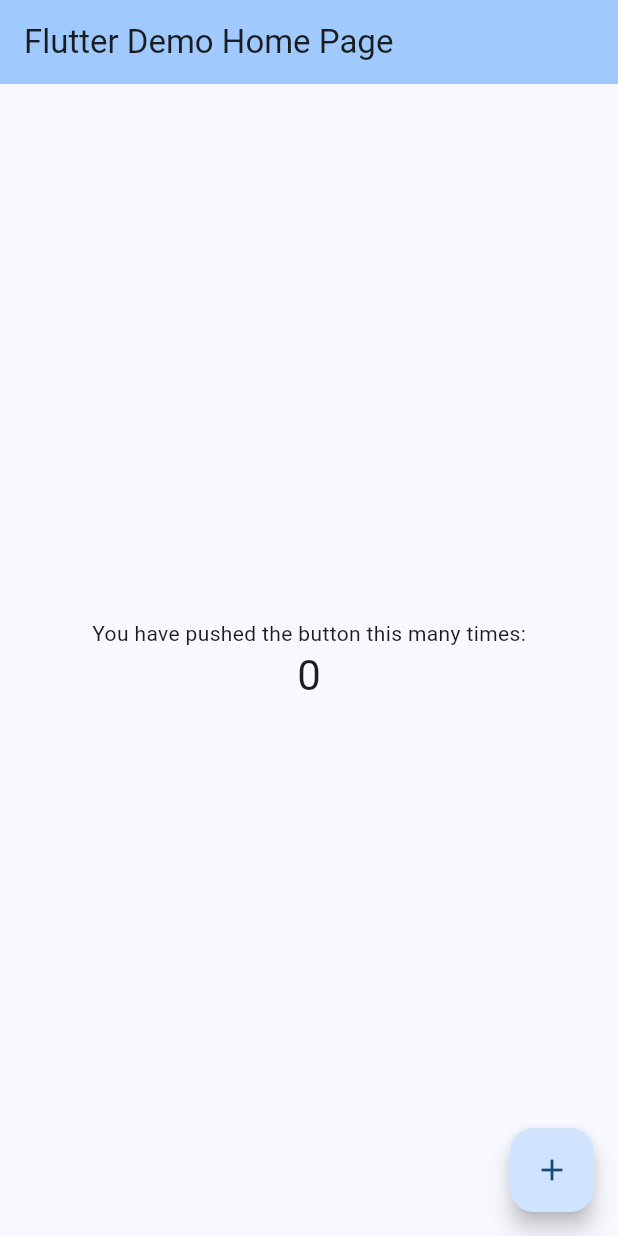
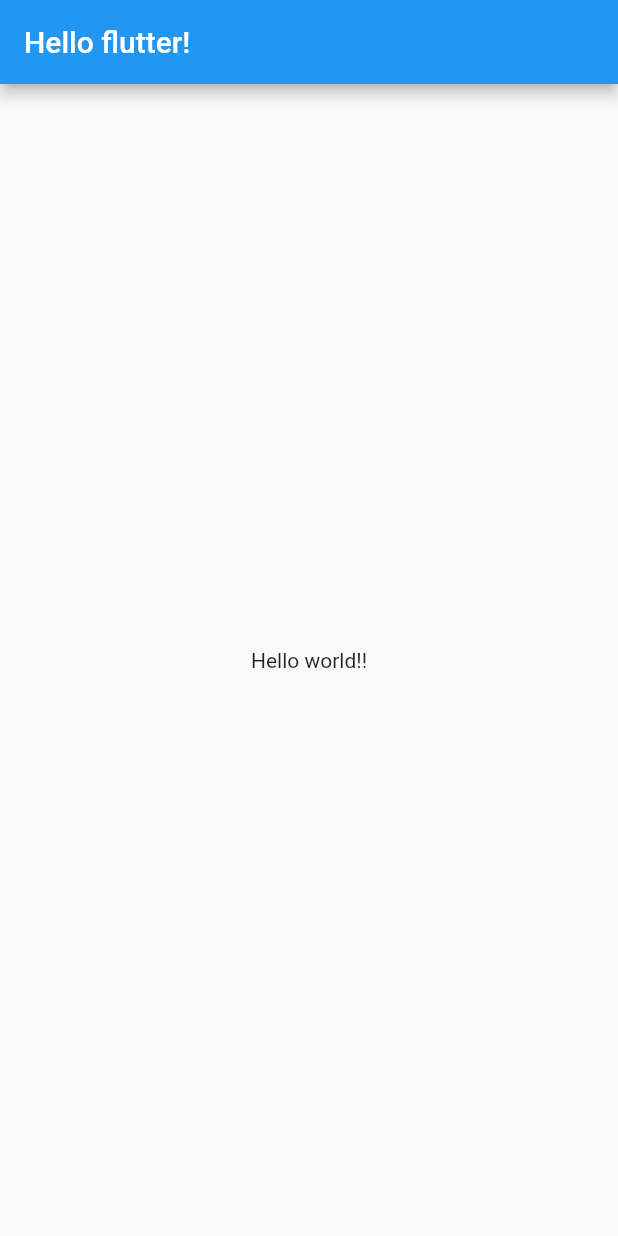
Before and after one commit to sora-yeon/flutter-toonflix, a Flutter app: the screen it shows after launch, on a phone screen of 412 x 824 dp. Run offline on Flutter 3.47's test engine with Material 2 defaults, Android fonts, the phone set to English and light mode, and no system bars.

Commit message:
Flutter main widget 이해하기

```diff
--- a/lib/main.dart
+++ b/lib/main.dart
@@ -1,125 +1,43 @@
 import 'package:flutter/material.dart';
 
 void main() {
-  runApp(const MyApp());
+  // dart 프로그램의 진입점
+  runApp(App());
+  // = runApp(new App()), dart는 new를 안써도 됨.
+  // runApp(Widget)
+  // ㄴ flutter widget category에서 많은 위젯을 볼 수 있음. 결국 다 custom하긴 해야될듯?
+  // ㄴ 여러개의 위젯이 합쳐져서 큰 위젯을 만듬
 }
 
-class MyApp extends StatelessWidget {
-  const MyApp({super.key});
+class App extends StatelessWidget {
+  // flutter SDK의 3개의 core Widget중 하나를 상속 받아야 함
+  // StatelessWidget
+  // build method
+  // ㄴ 모든 Widget은 갖고있음
+  // ㄴ flutter가 실행할 때 뭘 return할지 정의, build메소드는 Widget의 UI를 만든다.
 
-  // This widget is the root of your application.
+  // 부모 class의 메소드 상속
   @override
   Widget build(BuildContext context) {
+    // widget를 return한다.
+    // BuildContext ...? TODO
+
+    // 테마를 선택한다. (기본재료)
+    // App의 build함수로, 앱의 기본 테마를 선택해준다. 테마 디자인은 반드시 선택해야되며, 점차 디자인을 제거할 수 있음
+    // ㄴ materialApp 구글 디자인 시스템
+    // ㄴ cupertinoApp 애플 디자인 시스템
     return MaterialApp(
-      title: 'Flutter Demo',
-      theme: ThemeData(
-        // This is the theme of your application.
-        //
-        // TRY THIS: Try running your application with "flutter run". You'll see
-        // the application has a blue toolbar. Then, without quitting the app,
-        // try changing the seedColor in the colorScheme below to Colors.green
-        // and then invoke "hot reload" (save your changes or press the "hot
-        // reload" button in a Flutter-supported IDE, or press "r" if you used
-        // the command line to start the app).
-        //
-        // Notice that the counter didn't reset back to zero; the application
-        // state is not lost during the reload. To reset the state, use hot
-        // restart instead.
-        //
-        // This works for code too, not just values: Most code changes can be
-        // tested with just a hot reload.
-        colorScheme: ColorScheme.fromSeed(seedColor: Colors.blue),
-        useMaterial3: true,
+      // home: Text("Hello world!"),
+      // scaffold가 필요함(레이아웃을 잡아주기 위함)
+      // named parameter를 사용한 생성자함수를 호출한다.
+      home: Scaffold(
+        appBar: AppBar(
+          title: Text("Hello flutter!"),
+        ),
+        body: Center(
+          child: Text("Hello world!!"),
+        ),
       ),
-      home: const MyHomePage(title: 'Flutter Demo Home Page'),
     );
   }
 }
-
-class MyHomePage extends StatefulWidget {
-  const MyHomePage({super.key, required this.title});
-
-  // This widget is the home page of your application. It is stateful, meaning
-  // that it has a State object (defined below) that contains fields that affect
-  // how it looks.
-
-  // This class is the configuration for the state. It holds the values (in this
-  // case the title) provided by the parent (in this case the App widget) and
-  // used by the build method of the State. Fields in a Widget subclass are
-  // always marked "final".
-
-  final String title;
-
-  @override
-  State<MyHomePage> createState() => _MyHomePageState();
-}
-
-class _MyHomePageState extends State<MyHomePage> {
-  int _counter = 0;
-
-  void _incrementCounter() {
-    setState(() {
-      // This call to setState tells the Flutter framework that something has
-      // changed in this State, which causes it to rerun the build method below
-      // so that the display can reflect the updated values. If we changed
-      // _counter without calling setState(), then the build method would not be
-      // called again, and so nothing would appear to happen.
-      _counter++;
-    });
-  }
-
-  @override
-  Widget build(BuildContext context) {
-    // This method is rerun every time setState is called, for instance as done
-    // by the _incrementCounter method above.
-    //
-    // The Flutter framework has been optimized to make rerunning build methods
-    // fast, so that you can just rebuild anything that needs updating rather
-    // than having to individually change instances of widgets.
-    return Scaffold(
-      appBar: AppBar(
-        // TRY THIS: Try changing the color here to a specific color (to
-        // Colors.amber, perhaps?) and trigger a hot reload to see the AppBar
-        // change color while the other colors stay the same.
-        backgroundColor: Theme.of(context).colorScheme.inversePrimary,
-        // Here we take the value from the MyHomePage object that was created by
-        // the App.build method, and use it to set our appbar title.
-        title: Text(widget.title),
-      ),
-      body: Center(
-        // Center is a layout widget. It takes a single child and positions it
-        // in the middle of the parent.
-        child: Column(
-          // Column is also a layout widget. It takes a list of children and
-          // arranges them vertically. By default, it sizes itself to fit its
-          // children horizontally, and tries to be as tall as its parent.
-          //
-          // Column has various properties to control how it sizes itself and
-          // how it positions its children. Here we use mainAxisAlignment to
-          // center the children vertically; the main axis here is the vertical
-          // axis because Columns are vertical (the cross axis would be
-          // horizontal).
-          //
-          // TRY THIS: Invoke "debug painting" (choose the "Toggle Debug Paint"
-          // action in the IDE, or press "p" in the console), to see the
-          // wireframe for each widget.
-          mainAxisAlignment: MainAxisAlignment.center,
-          children: <Widget>[
-            const Text(
-              'You have pushed the button this many times:',
-            ),
-            Text(
-              '$_counter',
-              style: Theme.of(context).textTheme.headlineMedium,
-            ),
-          ],
-        ),
-      ),
-      floatingActionButton: FloatingActionButton(
-        onPressed: _incrementCounter,
-        tooltip: 'Increment',
-        child: const Icon(Icons.add),
-      ), // This trailing comma makes auto-formatting nicer for build methods.
-    );
-  }
-}
```
